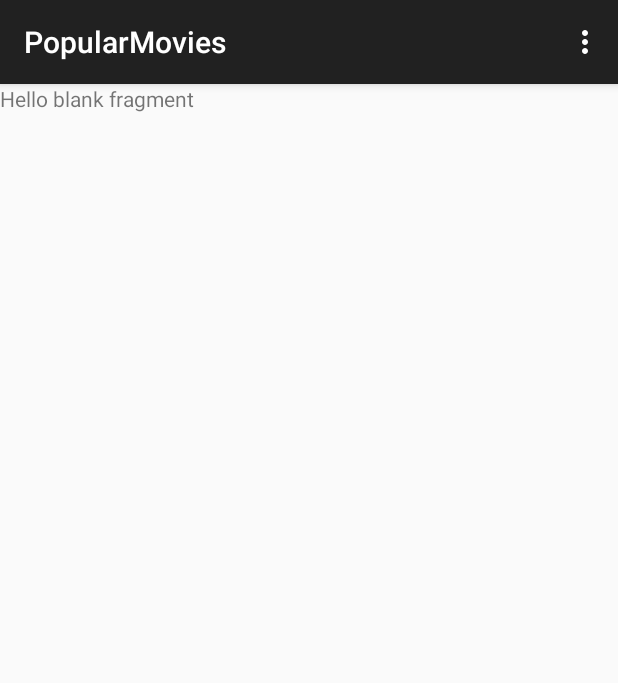
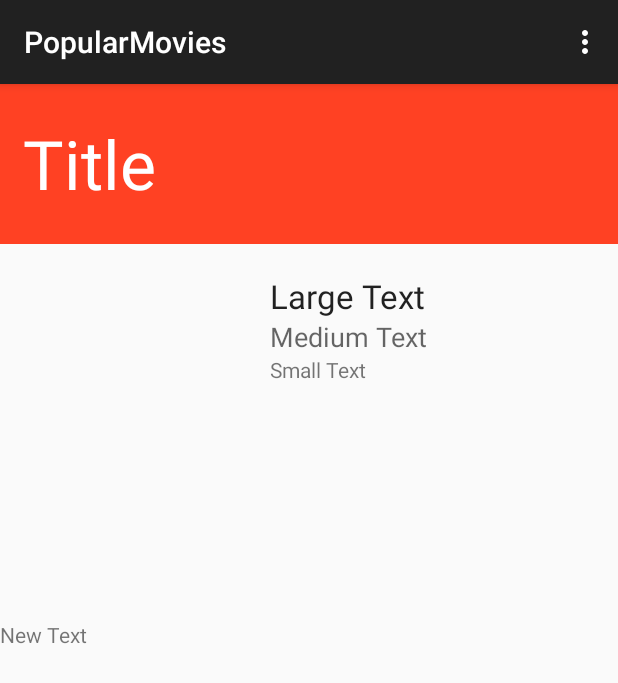
Before and after one commit to bbuntin/BuntinMovie, an Android app: the fragment MovieDetailFragment placed in its activity, on a phone screen of 412 x 824 dp. Shown: the top 683 px of the screen. Run offline under Robolectric (Android 15) with nearby library versions, the phone set to English and light mode, and no system bars; our stand-ins replace Picasso; pictures from the network do not load; 1 statement that could not run was skipped.

Commit message:
Create MovieDetail Activity

```diff
--- a/app/src/main/AndroidManifest.xml
+++ b/app/src/main/AndroidManifest.xml
@@ -19,6 +19,10 @@
                 <category android:name="android.intent.category.LAUNCHER" />
             </intent-filter>
         </activity>
+        <activity
+            android:name=".MovieDetail"
+            android:label="@string/title_activity_movie_detail" >
+        </activity>
     </application>
 
 </manifest>
--- a/app/src/main/res/layout/fragment_movie_detail.xml
+++ b/app/src/main/res/layout/fragment_movie_detail.xml
@@ -1,10 +1,85 @@
-<FrameLayout xmlns:android="http://schemas.android.com/apk/res/android"
-    xmlns:tools="http://schemas.android.com/tools" android:layout_width="match_parent"
-    android:layout_height="match_parent"
-    tools:context="bradley4.gmail.com.popularmovies.MovieDetailFragment">
+<LinearLayout xmlns:android="http://schemas.android.com/apk/res/android"
+        android:layout_width="match_parent"
+        android:layout_height="match_parent"
+        android:orientation="vertical"
+        android:layout_gravity="center_vertical"
+        >
 
-    <!-- TODO: Update blank fragment layout -->
-    <TextView android:layout_width="match_parent" android:layout_height="match_parent"
-        android:text="@string/hello_blank_fragment" />
+    <TextView
+        android:layout_width="match_parent"
+        android:layout_height="wrap_content"
+        android:textAppearance="?android:attr/textAppearanceLarge"
+        android:text="Title"
+        android:textColor="@android:color/white"
+        android:background="#ffff4123"
+        android:textSize="45dp"
+        android:paddingBottom="15dp"
+        android:paddingTop="15dp"
+        android:paddingLeft="15dp"
+        android:id="@+id/textView"
+        android:layout_weight="0.02"
+        android:gravity="fill_vertical" />
 
-</FrameLayout>
+    <RelativeLayout
+        android:layout_width="match_parent"
+        android:layout_height="180dp"
+        android:layout_gravity="center_horizontal"
+        android:layout_weight="0.09">
+
+        <ImageView
+            android:layout_width="wrap_content"
+            android:layout_height="wrap_content"
+            android:id="@+id/imageView"
+            android:layout_alignParentTop="true"
+            android:layout_alignParentLeft="true"
+            android:layout_alignParentStart="true"
+            android:maxWidth="100dp"
+            android:minHeight="150dp"
+            android:minWidth="100dp"
+            android:maxHeight="150dp"
+            android:layout_marginLeft="40dp"
+            android:layout_marginTop="20dp"
+            android:layout_marginRight="40dp"
+            android:layout_marginBottom="20dp" />
+
+        <TextView
+            android:layout_width="wrap_content"
+            android:layout_height="wrap_content"
+            android:textAppearance="?android:attr/textAppearanceMedium"
+            android:text="Medium Text"
+            android:id="@+id/textView2"
+            android:layout_below="@+id/textView3"
+            android:layout_toRightOf="@+id/imageView"
+            android:layout_toEndOf="@+id/imageView" />
+
+        <TextView
+            android:layout_width="wrap_content"
+            android:layout_height="wrap_content"
+            android:textAppearance="?android:attr/textAppearanceLarge"
+            android:text="Large Text"
+            android:id="@+id/textView3"
+            android:layout_alignTop="@+id/imageView"
+            android:layout_toRightOf="@+id/imageView"
+            android:layout_toEndOf="@+id/imageView" />
+
+        <TextView
+            android:layout_width="wrap_content"
+            android:layout_height="wrap_content"
+            android:textAppearance="?android:attr/textAppearanceSmall"
+            android:text="Small Text"
+            android:id="@+id/textView4"
+            android:layout_below="@+id/textView2"
+            android:layout_toRightOf="@+id/imageView"
+            android:layout_toEndOf="@+id/imageView" />
+    </RelativeLayout>
+
+    <TextView
+        android:layout_width="fill_parent"
+        android:layout_height="300dp"
+        android:text="New Text"
+        android:id="@+id/textView5"
+        android:layout_gravity="center_horizontal"
+        android:layout_weight="0.14" />
+
+
+</LinearLayout>
--- a/app/src/main/res/values/strings.xml
+++ b/app/src/main/res/values/strings.xml
@@ -6,4 +6,5 @@
 
 <!-- TODO: Remove or change this placeholder text -->
     <string name="hello_blank_fragment">Hello blank fragment</string>
+    <string name="title_activity_movie_detail">MovieDetail</string>
 </resources>
```
Also changed, not shown: app/src/main/java/bradley4/gmail/com/popularmovies/MainActivityFragment.java (+4 -4 lines), app/src/main/java/bradley4/gmail/com/popularmovies/MovieDetail.java (added, +43 -0 lines), app/src/main/res/layout/activity_movie_detail.xml (added, +14 -0 lines), app/src/main/res/menu/menu_movie_detail.xml (added, +7 -0 lines).
